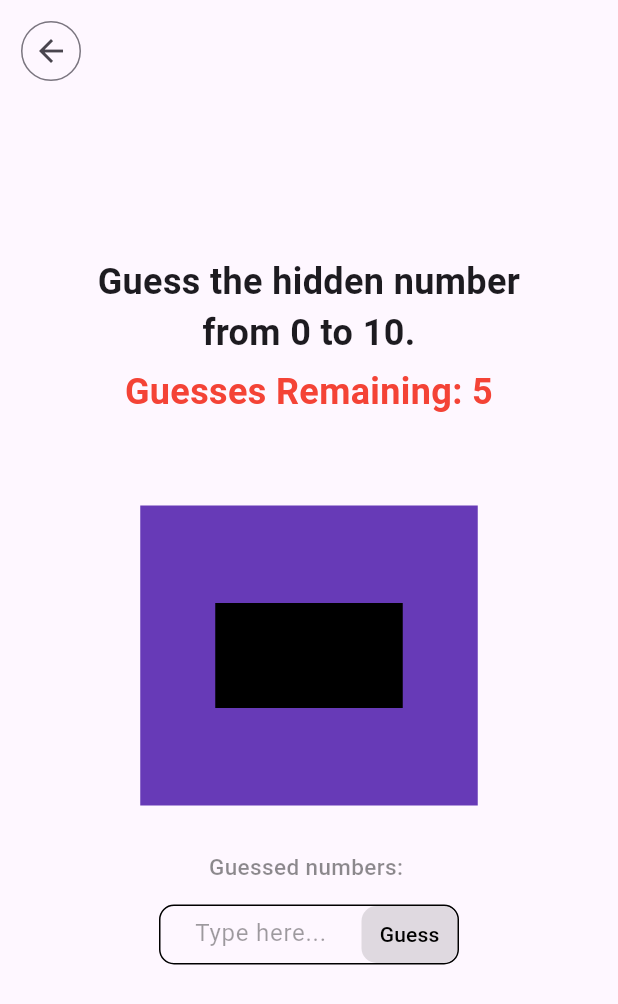
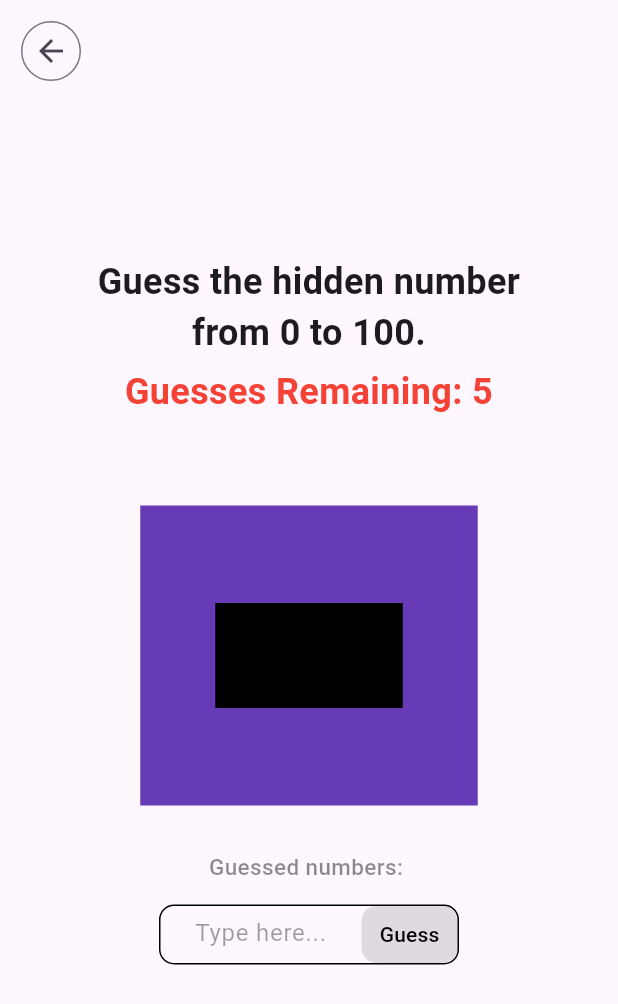
Before and after one commit to hamza-1605/GuessIt, a Flutter app: the screen it shows after launch, after a tap on "Play", after a tap on "Hard", on a phone screen of 412 x 824 dp. Shown: the top 1004 px of the screen. Run offline on Flutter 3.47's test engine with Material 3 defaults, Android fonts, the phone set to English and light mode, and no system bars; our stand-ins replace audioplayers, shared_preferences, vibration.

Commit message:
correction of game mode levels.

```diff
--- a/lib/welcome_page.dart
+++ b/lib/welcome_page.dart
@@ -58,8 +58,8 @@ class _WelcomePageState extends State<WelcomePage> {
                   ]
                   else ...[
                     MenuButton(title: "Easy", function: () => enterGameMode(10), player: player, sharedPref: sharedPref),
-                    MenuButton(title: "Medium", function: () => enterGameMode(10), player: player, sharedPref: sharedPref),
-                    MenuButton(title: "Hard", function: () => enterGameMode(10), player: player, sharedPref: sharedPref),
+                    MenuButton(title: "Medium", function: () => enterGameMode(50), player: player, sharedPref: sharedPref),
+                    MenuButton(title: "Hard", function: () => enterGameMode(100), player: player, sharedPref: sharedPref),
                     MenuButton(title: "Back", function: () => setState(() => play=false), player: player, sharedPref: sharedPref),
                   ],
 
```
